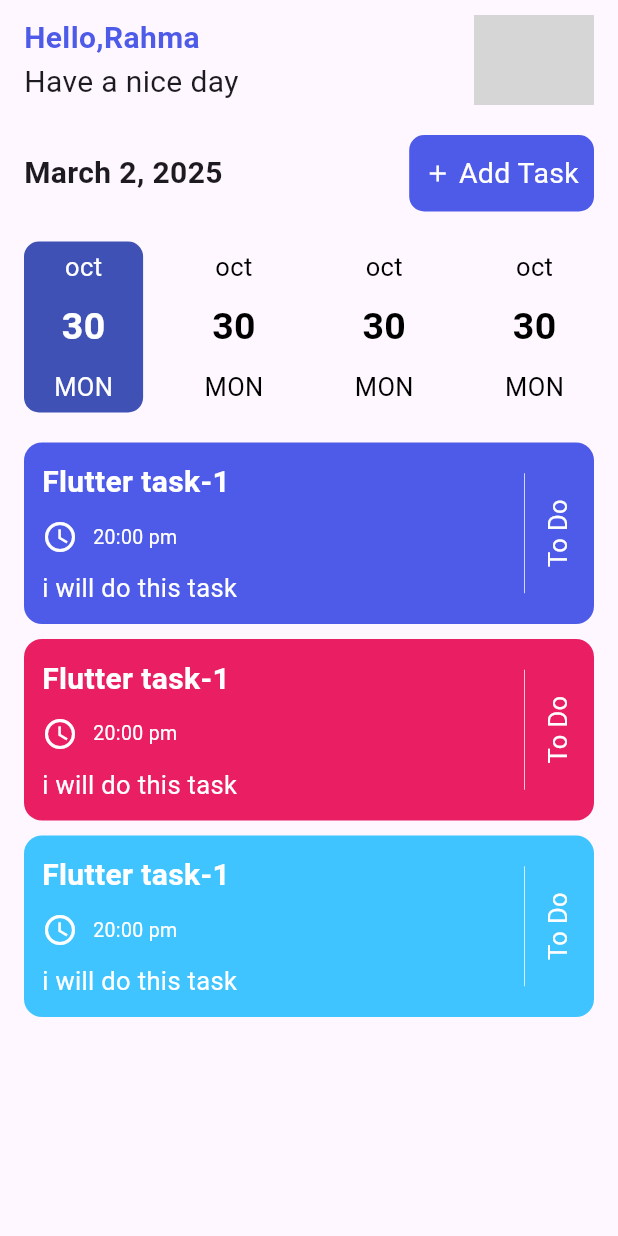
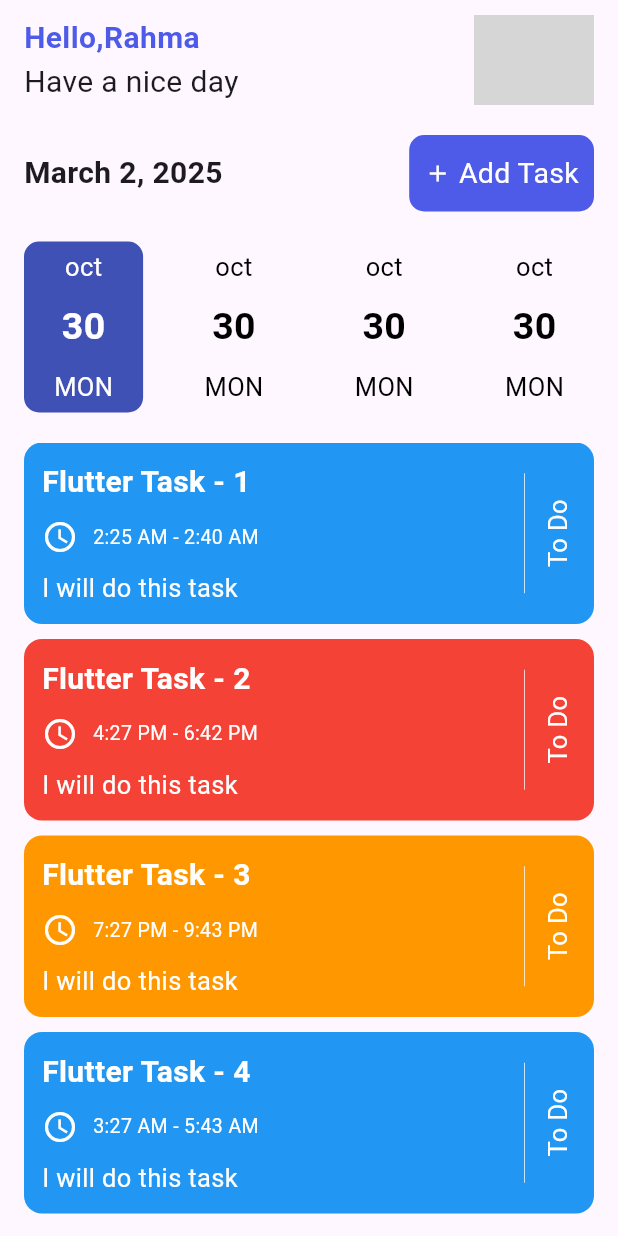
Before and after one commit to Rahmaeisa2/taskati, a Flutter app: the screen it shows after launch, on a phone screen of 412 x 824 dp. Run offline on Flutter 3.47's test engine with Material 3 defaults, Android fonts, the phone set to English and light mode, and no system bars; network calls fail; grey boxes are pictures that could not be loaded.

Commit message:
update project

```diff
--- /dev/null
+++ b/lib/feature/home/data/task.dart
@@ -0,0 +1,53 @@
+import 'package:flutter/material.dart';
+
+class Task {
+  String title;
+  String note;
+  DateTime date;
+  TimeOfDay startTime;
+  TimeOfDay endTime;
+  Color color;
+
+  Task({
+    required this.title,
+    required this.note,
+    required this.date,
+    required this.startTime,
+    required this.endTime,
+    required this.color,
+  });
+}
+List<Task> defaultTasks = [
+  Task(
+    title: "Flutter Task - 1",
+    note: "I will do this task",
+    date: DateTime.now(),
+    startTime: TimeOfDay(hour: 2, minute: 25),
+    endTime: TimeOfDay(hour: 2, minute: 40),
+    color: Colors.blue,
+  ),
+  Task(
+    title: "Flutter Task - 2",
+    note: "I will do this task",
+    date: DateTime.now(),
+    startTime: TimeOfDay(hour: 16, minute: 27),
+    endTime: TimeOfDay(hour: 18, minute: 42),
+    color: Colors.red,
+  ),
+  Task(
+    title: "Flutter Task - 3",
+    note: "I will do this task",
+    date: DateTime.now(),
+    startTime: TimeOfDay(hour: 19, minute: 27),
+    endTime: TimeOfDay(hour: 21, minute: 43),
+    color: Colors.orange,
+  ),
+  Task(
+    title: "Flutter Task - 4",
+    note: "I will do this task",
+    date: DateTime.now(),
+    startTime: TimeOfDay(hour: 3, minute: 27),
+    endTime: TimeOfDay(hour: 5, minute: 43),
+    color: Colors.blue,
+  ),
+];
--- a/lib/feature/home/home.dart
+++ b/lib/feature/home/home.dart
@@ -4,6 +4,9 @@ import 'package:notes_app/feature/home/widgets/date_container.dart';
 import 'package:notes_app/feature/home/widgets/empty_task.dart';
 import 'package:notes_app/feature/home/widgets/home_bar.dart';
 import 'package:notes_app/feature/home/widgets/task_list.dart';
+
+import '../add_task/add_task.dart';
+import 'data/task.dart';
 
 
 class HomeScreen extends StatefulWidget {
@@ -14,12 +17,16 @@ class HomeScreen extends StatefulWidget {
 }
 
 class _HomeScreenState extends State<HomeScreen> {
+
+
+
   @override
   Widget build(BuildContext context) {
     return Scaffold(
       body: SafeArea(
         child: Padding(
           padding: const EdgeInsets.symmetric(horizontal: 16.0, vertical: 10),
+
             child: Column(
               children: [
                 HomeBar(),
@@ -34,11 +41,12 @@ class _HomeScreenState extends State<HomeScreen> {
                 SizedBox(
                   height: 20,
                 ),
-              false?EmptyTaskList() :TasksListView()
+                TasksListView(tasks: defaultTasks),
               ],
             ),
           ),
         ),
+
     );
   }
 }
--- a/lib/feature/home/widgets/add_and_date_btn.dart
+++ b/lib/feature/home/widgets/add_and_date_btn.dart
@@ -3,6 +3,7 @@ import 'package:intl/intl.dart';
 
 import '../../../core/utils/colors.dart';
 import '../../../core/utils/style.dart';
+import '../../add_task/add_task.dart';
 
 class DateAndAddBtn extends StatelessWidget {
   const DateAndAddBtn({super.key});
@@ -18,7 +19,14 @@ class DateAndAddBtn extends StatelessWidget {
           ),
         ),
 
-         Container(
+         InkWell(
+           onTap: (){
+             Navigator.push(
+               context,
+               MaterialPageRoute(builder: (context) => AddTaskScreen()),
+             );
+           },
+           child: Container(
               padding: const EdgeInsets.symmetric(horizontal: 10, vertical: 12),
               decoration: BoxDecoration(
                 color: AppColors.primaryColor,
@@ -33,7 +41,9 @@ class DateAndAddBtn extends StatelessWidget {
                     color: Colors.white,
                     fontSize: 19
                   ),),
+
                 ],
+              ),
             ),
          ),
 
--- a/lib/feature/home/widgets/task_item.dart
+++ b/lib/feature/home/widgets/task_item.dart
@@ -1,12 +1,13 @@
-
+import 'package:flutter/cupertino.dart';
 import 'package:flutter/material.dart';
 
 import '../../../core/utils/style.dart';
-
+import '../data/task.dart';
 
 class TaskItem extends StatelessWidget {
-  final Color? color;
-  const TaskItem({super.key, this.color});
+  final Task task;
+
+  const TaskItem({super.key, required this.task});
 
   @override
   Widget build(BuildContext context) {
@@ -14,48 +15,49 @@ class TaskItem extends StatelessWidget {
       padding: EdgeInsets.all(12),
       margin: EdgeInsets.only(bottom: 10),
       decoration: BoxDecoration(
-          color:color,
-          borderRadius: BorderRadius.circular(12)
+        color: task.color,
+        borderRadius: BorderRadius.circular(12),
       ),
       child: Row(
         children: [
           Expanded(
             child: Column(
-
               crossAxisAlignment: CrossAxisAlignment.start,
               children: [
-                Text("Flutter task-1 ",style: AppTextStyle.fontStyle20Bold.copyWith(
-                    color: Colors.white
-                ),maxLines: 1,overflow: TextOverflow.ellipsis,),
-                SizedBox(height: 10,),
+                Text(
+                  task.title,
+                  style: AppTextStyle.fontStyle20Bold.copyWith(color: Colors.white),
+                  maxLines: 1,
+                  overflow: TextOverflow.ellipsis,
+                ),
+                SizedBox(height: 10),
                 Row(
                   mainAxisAlignment: MainAxisAlignment.start,
                   children: [
-                    Icon(Icons.access_time,color: Colors.white,),
-                    SizedBox(width: 10,),
-                    Text("20:00 pm",style: AppTextStyle.fontStyle13Grey.copyWith(
-                        color: Colors.white
-                    ),)
+                    Icon(Icons.access_time, color: Colors.white),
+                    SizedBox(width: 10),
+                    Text(
+                      "${task.startTime.format(context)} - ${task.endTime.format(context)}",
+                      style: AppTextStyle.fontStyle13Grey.copyWith(color: Colors.white),
+                    ),
                   ],
                 ),
-                SizedBox(height: 10,),
-                Text("i will do this task",style: AppTextStyle.fontStyle17White,),
-
-
+                SizedBox(height: 10),
+                Text(
+                  task.note,
+                  style: AppTextStyle.fontStyle17White,
+                ),
               ],
             ),
           ),
-          Container(
-            width: .5,
-            height: 80,
-            color: Colors.white,
+          Container(width: .5, height: 80, color: Colors.white),
+          SizedBox(width: 10),
+          RotatedBox(
+            quarterTurns: 3,
+            child: Text("To Do", style: AppTextStyle.fontStyle17White),
           ),
-          SizedBox(width: 10,),
-          RotatedBox(quarterTurns: 3,
-              child: Text("To Do",style: AppTextStyle.fontStyle17White,))
-
         ],
       ),
-    ) ;
+    );
   }
 }
--- a/lib/feature/home/widgets/task_list.dart
+++ b/lib/feature/home/widgets/task_list.dart
@@ -1,17 +1,46 @@
+import 'package:flutter/cupertino.dart';
 import 'package:flutter/material.dart';
 import 'package:notes_app/feature/home/widgets/task_item.dart';
 
 import '../../../core/utils/colors.dart';
 import '../../../core/utils/style.dart';
+import '../data/task.dart';
 
+class TasksListView extends StatefulWidget {
+  final List<Task> tasks;
+  const TasksListView({super.key, required this.tasks});
+  @override
+  State<TasksListView> createState() => _TasksListViewState();
+}
 
-class TasksListView extends StatelessWidget {
-  const TasksListView({super.key});
-
+class _TasksListViewState extends State<TasksListView> {
+  List<Task> tasks = List.from(defaultTasks);
   @override
+  void initState() {
+    super.initState();
+    tasks = widget.tasks;
+  }
   Widget build(BuildContext context) {
-    return   Expanded(
-        child: ListView.builder(
+    return Flexible(
+      child: tasks.isEmpty
+          ? Center( // عرض Empty State
+        child: Column(
+          mainAxisAlignment: MainAxisAlignment.center,
+          children: [
+            Image.asset("assets/images/no yet.PNG", width: 200),
+            const SizedBox(height: 10),
+            Text(
+              "You do not have any tasks yet!\nAdd new tasks to make your days productive.",
+              textAlign: TextAlign.center,
+              style: TextStyle(fontSize: 16, color: Colors.grey),
+            ),
+          ],
+        ),
+      )
+          : ListView.builder(
+        shrinkWrap: true,
+        physics: NeverScrollableScrollPhysics(),
+        itemCount: tasks.length,
         itemBuilder: (context, index) => Dismissible(key: UniqueKey(),
             background: Container(
               padding: EdgeInsets.symmetric(horizontal: 10),
@@ -43,25 +72,31 @@ class TasksListView extends StatelessWidget {
                 ],
               ),
             ),
-                onDismissed:(direction){
-                  if(direction==DismissDirection.startToEnd){
+          onDismissed: (direction) {
+            setState(() {
+              tasks.removeAt(index) ;
+            });
+
+            if (tasks.isEmpty) {
+              setState(() {});
+            }
+
+            if (direction == DismissDirection.startToEnd) {
               debugPrint("Completed");
-                  }else{
-                    debugPrint("deleted");
+            } else {
+              debugPrint("Deleted");
+            }
+          },
 
-                  }
-                } ,
-                child: TaskItem(
-                  color:colors[index] ,
-                )),
 
-            itemCount: 3));
+          child: TaskItem(task: tasks[index]),
+
+    ),
+      ),
+    );
   }
 }
-
-
-
-List<Color> colors=[
+List<Color> colors = [
   AppColors.primaryColor,
   Colors.pink,
   Colors.lightBlueAccent,
--- a/lib/feature/splash/splash_screen.dart
+++ b/lib/feature/splash/splash_screen.dart
@@ -14,7 +14,7 @@ class SplashScreen extends StatefulWidget {
 class _SplashScreenState extends State<SplashScreen> {
   @override
  void initState(){
-    Future.delayed(Duration(seconds: 3),() {
+    Future.delayed(Duration(seconds: 7),() {
       Navigator.push(context,
           MaterialPageRoute(builder: (BuildContext context) => HomeScreen()));
     }
```
Also changed, not shown: lib/feature/add_task/add_task.dart (added, +184 -0 lines), lib/feature/home/data/note_model.dart (deleted, +0 -15 lines). Lines whose indentation alone changed are shown as unchanged.
